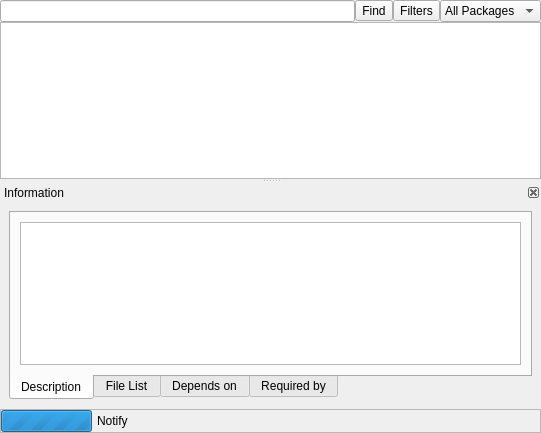
Before: the Qt Designer form AddRm/KpkAddRm.ui in KDE/apper, drawn with Qt 5.
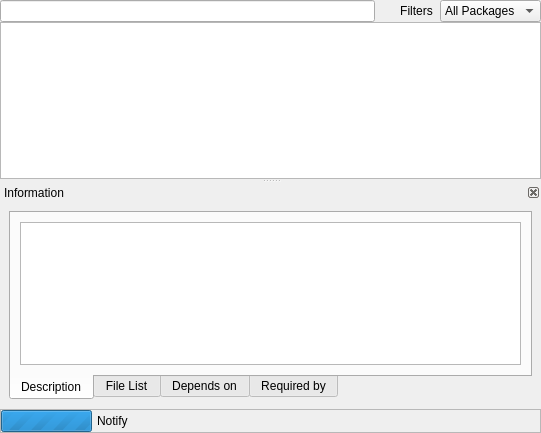
After: the same form once the commit is applied. Custom widgets are drawn as their Qt base class.

Commit message: a new find bt not fully complete

Diff of the .ui file:
```diff
--- a/AddRm/KpkAddRm.ui
+++ b/AddRm/KpkAddRm.ui
@@ -42,6 +42,9 @@
      <property name="toolButtonStyle" >
       <enum>Qt::ToolButtonTextBesideIcon</enum>
      </property>
+     <property name="autoRaise" >
+      <bool>true</bool>
+     </property>
      <property name="arrowType" >
       <enum>Qt::NoArrow</enum>
      </property>
@@ -282,13 +285,12 @@
     </widget>
    </item>
    <item row="0" column="2" >
-    <widget class="QToolButton" name="findTB" >
-     <property name="text" >
-      <string>Find</string>
-     </property>
-     <property name="toolButtonStyle" >
-      <enum>Qt::ToolButtonTextBesideIcon</enum>
-     </property>
+    <widget class="QWidget" native="1" name="widget" >
+     <layout class="QGridLayout" name="gridLayout_9" >
+      <item row="0" column="0" >
+       <layout class="QGridLayout" name="gridLayout_8" />
+      </item>
+     </layout>
     </widget>
    </item>
   </layout>
```
Left out of the diff: 1 changed line with no effect on the pictures. The commit also changes 2 other files.
